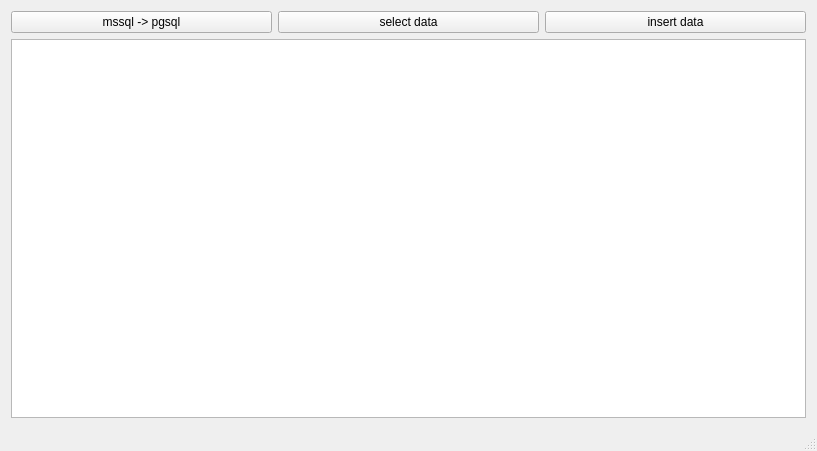
First picture: the form in src/demo/hybrid/main_window.ui, repository hkarel/DatabaseDemo, before the edit.
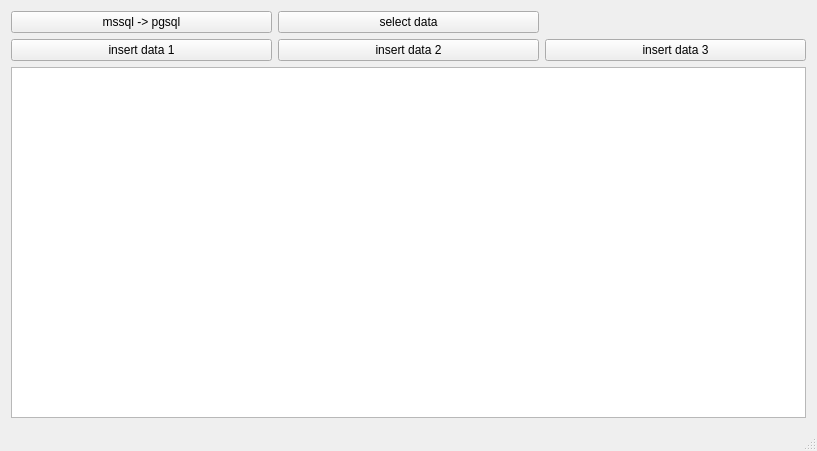
Second picture: the form after the edit.

Commit message: Добавлены примеры вставки данных содержащих Null значения

Patch:
```diff
--- a/src/demo/hybrid/main_window.ui
+++ b/src/demo/hybrid/main_window.ui
@@ -31,10 +31,24 @@
         </property>
        </widget>
       </item>
-      <item row="0" column="2">
-       <widget class="QPushButton" name="btnInsertData">
+      <item row="1" column="0">
+       <widget class="QPushButton" name="btnInsertData1">
         <property name="text">
-         <string>insert data</string>
+         <string>insert data 1</string>
+        </property>
+       </widget>
+      </item>
+      <item row="1" column="1">
+       <widget class="QPushButton" name="btnInsertData2">
+        <property name="text">
+         <string>insert data 2</string>
+        </property>
+       </widget>
+      </item>
+      <item row="1" column="2">
+       <widget class="QPushButton" name="btnInsertData3">
+        <property name="text">
+         <string>insert data 3</string>
         </property>
        </widget>
       </item>
```
The commit also changes 2 other files.
